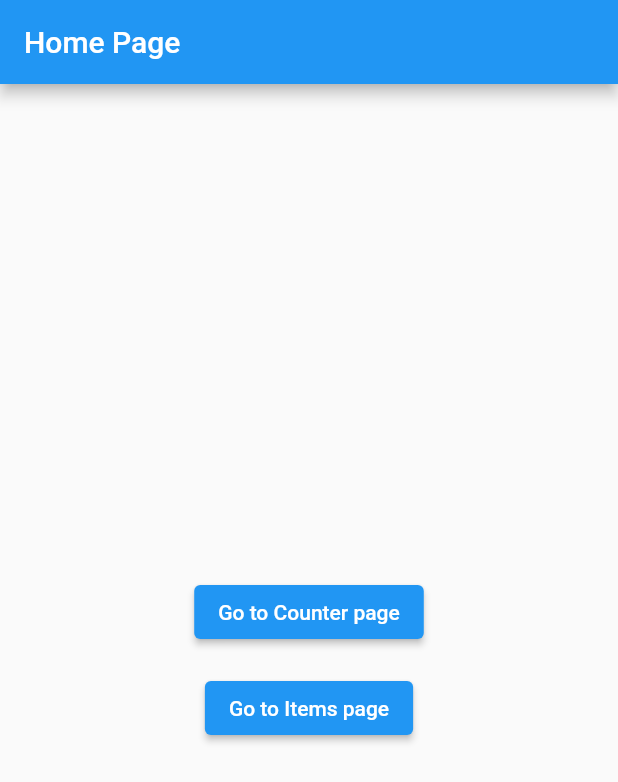
After one commit to MrKnos/learn_flutter_material, a Flutter app: the screen it shows after launch, on a phone screen of 412 x 824 dp. The commit adds this screen. Shown: the top 782 px of the screen. Run offline on Flutter 3.47's test engine with Material 2 defaults, Android fonts, the phone set to English and light mode, and no system bars; our stand-ins replace flutter_bloc.

Commit message:
implemented home page

```diff
--- a/lib/main.dart
+++ b/lib/main.dart
@@ -1,5 +1,5 @@
 import 'package:flutter/material.dart';
-import 'package:learn_flutter_material/pages/items_page/items_page.dart';
+import 'package:learn_flutter_material/pages/home_page.dart';
 
 void main() {
   runApp(const App());
@@ -11,7 +11,7 @@ class App extends StatelessWidget {
   @override
   Widget build(BuildContext context) {
     return const MaterialApp(
-      home: ItemsPage(),
+      home: HomePage(),
     );
   }
 }
--- a/lib/pages/counter_page/counter_page.dart
+++ b/lib/pages/counter_page/counter_page.dart
@@ -25,6 +25,9 @@ class CounterPage extends StatelessWidget {
     final bloc = context.read<CounterBloc>();
 
     return Scaffold(
+      appBar: AppBar(
+        title: const Text('Counter Page'),
+      ),
       body: SizedBox.expand(
         child: Row(
           crossAxisAlignment: CrossAxisAlignment.center,
--- /dev/null
+++ b/lib/pages/home_page.dart
@@ -0,0 +1,54 @@
+import 'package:flutter/material.dart';
+import 'package:learn_flutter_material/pages/counter_page/counter_page.dart';
+import 'package:learn_flutter_material/pages/items_page/items_page.dart';
+
+class HomePage extends StatelessWidget {
+  const HomePage({Key? key}) : super(key: key);
+
+  @override
+  Widget build(BuildContext context) {
+    return Scaffold(
+      appBar: AppBar(
+        title: const Text('Home Page'),
+      ),
+      body: SafeArea(
+        child: SizedBox.expand(
+          child: Column(
+            mainAxisAlignment: MainAxisAlignment.center,
+            children: [
+              _buildNavigatorButton(
+                context,
+                title: 'Go to Counter page',
+                page: const CounterPage(),
+              ),
+              const SizedBox(height: 16),
+              _buildNavigatorButton(
+                context,
+                title: 'Go to Items page',
+                page: const ItemsPage(),
+              ),
+            ],
+          ),
+        ),
+      ),
+    );
+  }
+
+  Widget _buildNavigatorButton(
+    BuildContext context, {
+    required String title,
+    required Widget page,
+  }) {
+    return ElevatedButton(
+      onPressed: () {
+        Navigator.push(
+          context,
+          MaterialPageRoute(
+            builder: (context) => page,
+          ),
+        );
+      },
+      child: Text(title),
+    );
+  }
+}
```
